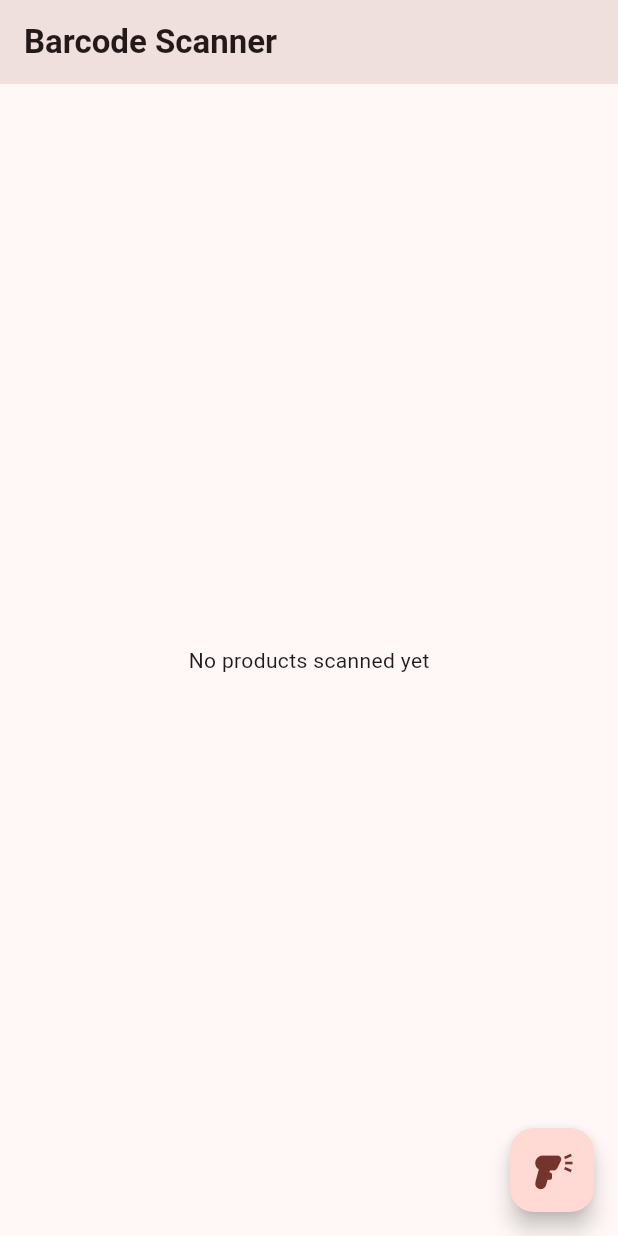
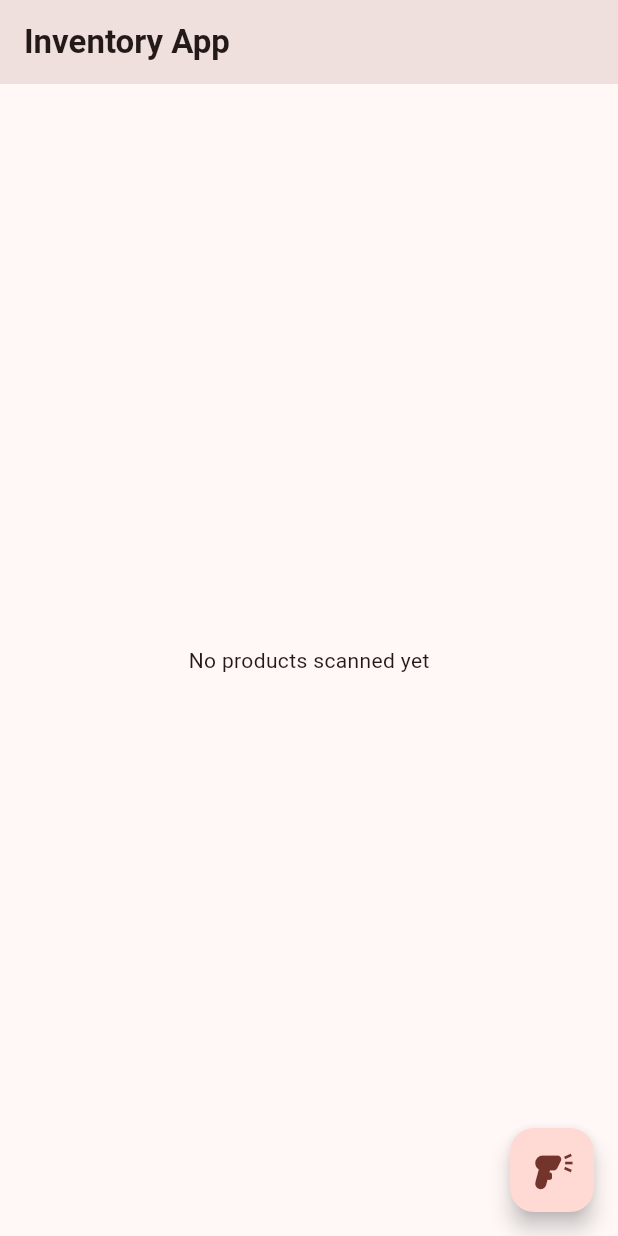
Before and after one commit to bastianfbr/inventory, a Flutter app: the screen it shows after launch, on a phone screen of 412 x 824 dp. Run offline on Flutter 3.47's test engine with Material 2 defaults, Android fonts, the light colour scheme and no system bars; our stand-ins replace hooks_riverpod, nanoid; missing offline and left inert: flutter_barcode_scanner.

Commit message:
✏️ Edit AppBar Text

```diff
--- a/lib/app_menu.dart
+++ b/lib/app_menu.dart
@@ -15,7 +15,7 @@ class AppMenu extends HookConsumerWidget {
     return Scaffold(
       appBar: AppBar(
         title: const Text(
-          'Barcode Scanner',
+          'Inventory App',
           style: TextStyle(fontWeight: FontWeight.bold),
         ),
         elevation: 20,
```
